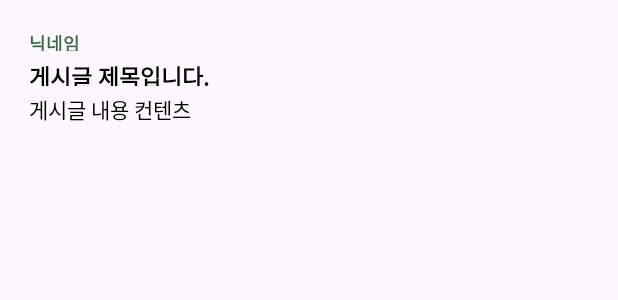
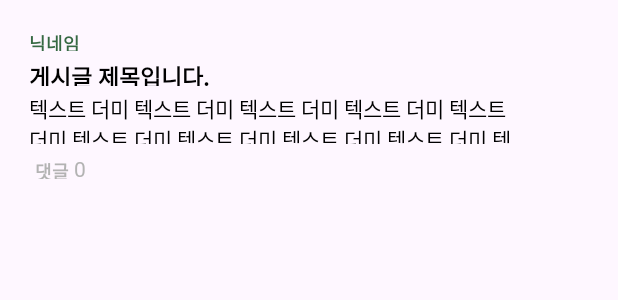
Before and after one commit to KONKUK-HACKATON/Client, an Android app: the layout item_matching_list_vertical.xml on its own in the app's theme, with its tools: preview values and no code run, on a phone screen of 412 x 824 dp. Shown: the top 300 px of the screen. Run offline under Robolectric (Android 15) with nearby library versions, the light colour scheme and no system bars.

Commit message:
feat : 리사이클러뷰 item
+ write svg 추가

```diff
--- a/android/app/src/main/res/layout/item_matching_list_vertical.xml
+++ b/android/app/src/main/res/layout/item_matching_list_vertical.xml
@@ -34,19 +34,49 @@
         android:layout_marginTop="39dp"/>
 
     <TextView
+        android:id="@+id/tv_item_matching_list_horizon_contents"
         android:layout_width="332dp"
         android:layout_height="34dp"
         android:textSize="14sp"
         android:textFontWeight="400"
         android:fontFamily="@font/pretendardregular"
         android:textColor="@color/black"
-        android:text="게시글 내용 컨텐츠"
+        android:text="텍스트 더미 텍스트 더미 텍스트 더미 텍스트 더미 텍스트 더미
+텍스트 더미 텍스트 더미 텍스트 더미 텍스트 더미 텍스트 더미 텍스트 더미"
         android:layout_marginTop="62dp"
         android:layout_marginStart="19dp"
         app:layout_constraintStart_toStartOf="parent"
         app:layout_constraintTop_toTopOf="parent"
+        android:maxLines="2"
+        android:ellipsize="end"
+        />
 
-        />
+    <TextView
+        android:id="@+id/tv_item_matching_list_horizon_reply"
+        android:layout_width="wrap_content"
+        android:layout_height="14dp"
+        android:text="댓글"
+        android:textSize="12sp"
+        android:textFontWeight="700"
+        android:fontFamily="@font/pretendardregular"
+        android:textColor="#B3B3B3"
+        app:layout_constraintTop_toTopOf="parent"
+        app:layout_constraintStart_toStartOf="parent"
+        android:layout_marginTop="105dp"
+        android:layout_marginStart="23dp"/>
+
+    <TextView
+        android:id="@+id/tv_temp_matching_list_reply_numbers"
+        android:layout_width="wrap_content"
+        android:layout_height="wrap_content"
+        app:layout_constraintTop_toTopOf="@id/tv_item_matching_list_horizon_reply"
+        app:layout_constraintBottom_toBottomOf="@id/tv_item_matching_list_horizon_reply"
+        app:layout_constraintStart_toEndOf="@id/tv_item_matching_list_horizon_reply"
+        android:layout_marginStart="3dp"
+        android:text="0"
+        android:fontFamily="@font/pretendardregular"
+        android:textColor="#B3B3B3"/>
+
 
 
 
```
Also changed, not shown: android/app/src/main/res/drawable/ic_write.xml (added, +38 -0 lines), 1 other file.
